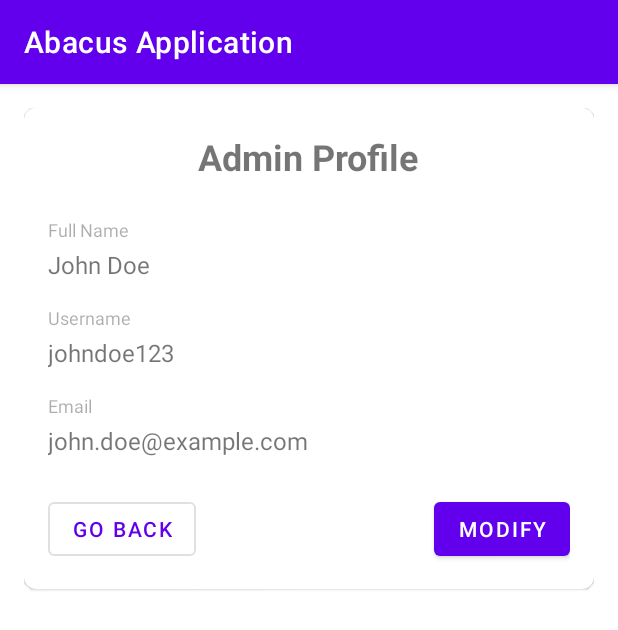
After one commit to AnkitBorude/Abacus-exam-Android-app-frontend, an Android app: the AdminProfile screen opened directly, with no data from a screen before it, on a phone screen of 412 x 824 dp. The commit adds this screen. Shown: the top 630 px of the screen. Run offline under Robolectric (Android 15) with nearby library versions, the phone set to English and light mode, and no system bars; 3 statements that could not run were skipped.

Commit message:
Admin Profile implementation

```diff
--- a/app/src/main/AndroidManifest.xml
+++ b/app/src/main/AndroidManifest.xml
@@ -16,11 +16,14 @@
         android:theme="@style/Theme.AbacusApplication"
         tools:targetApi="31">
         <activity
+            android:name=".AdminProfile"
+            android:exported="false" />
+        <activity
             android:name=".AdminMainActivity"
             android:exported="false" />
         <activity
             android:name=".ui.StudentRegistrationActivity"
-            android:exported="true"></activity>
+            android:exported="true" />
         <activity
             android:name=".MainActivity"
             android:exported="true"
--- /dev/null
+++ b/app/src/main/java/com/example/abacusapplication/AdminProfile.java
@@ -0,0 +1,65 @@
+package com.example.abacusapplication;
+
+import android.content.Intent;
+import android.os.Bundle;
+import android.view.View;
+import android.widget.TextView;
+import android.widget.Toast;
+
+import androidx.activity.EdgeToEdge;
+import androidx.appcompat.app.AppCompatActivity;
+import androidx.core.graphics.Insets;
+import androidx.core.view.ViewCompat;
+import androidx.core.view.WindowInsetsCompat;
+
+import com.example.abacusapplication.data.ApiService;
+import com.example.abacusapplication.data.RetrofitClient;
+import com.example.abacusapplication.data.TokenManager;
+import com.example.abacusapplication.models.Admin;
+import com.example.abacusapplication.models.ApiError;
+import com.example.abacusapplication.models.ApiResponse;
+import com.example.abacusapplication.models.LoginRequest;
+import com.example.abacusapplication.models.LoginResponse;
+import com.google.android.material.progressindicator.CircularProgressIndicator;
+
+import retrofit2.Call;
+import retrofit2.Callback;
+import retrofit2.Response;
+
+public class AdminProfile extends AppCompatActivity {
+
+    @Override
+    protected void onCreate(Bundle savedInstanceState) {
+        super.onCreate(savedInstanceState);
+        setContentView(R.layout.activity_admin_profile);
+        RetrofitClient client=RetrofitClient.getInstance();
+        ApiService apiService = client.getApi();
+        CircularProgressIndicator progressIndicator = findViewById(R.id.progress_circular);
+        TextView fullname=findViewById(R.id.fullNameTextView);
+        TextView email=findViewById(R.id.emailTextView);
+        TextView username=findViewById(R.id.usernameTextView);
+        Call<ApiResponse<Admin>> call =apiService.getAdmin();
+        call.enqueue(new Callback<ApiResponse<Admin>>() {
+            @Override
+            public void onResponse(Call<ApiResponse<Admin>> call, Response<ApiResponse<Admin>> response) {
+                if (response.isSuccessful()) {
+                    ApiResponse<Admin> response1 = response.body();
+                    email.setText(response1.getData().getEmail());
+                    username.setText(response1.getData().getUsername());
+                    fullname.setText(response1.getData().getFullName());
+                    progressIndicator.setVisibility(View.GONE);
+
+                } else {
+                    ApiError error = client.convertError(response.errorBody());
+                    progressIndicator.hide();
+                    Toast.makeText(getBaseContext(),error.getError(),Toast.LENGTH_LONG).show();
+                }
+            }
+            @Override
+            public void onFailure(Call<ApiResponse<Admin>> call, Throwable t) {
+                progressIndicator.setVisibility(View.GONE);
+                Toast.makeText(getBaseContext(),t.getMessage(),Toast.LENGTH_LONG).show();
+            }
+        });
+    }
+}
--- /dev/null
+++ b/app/src/main/res/layout/activity_admin_profile.xml
@@ -0,0 +1,126 @@
+<androidx.constraintlayout.widget.ConstraintLayout xmlns:android="http://schemas.android.com/apk/res/android"
+    xmlns:app="http://schemas.android.com/apk/res-auto"
+    android:layout_width="match_parent"
+    android:layout_height="match_parent"
+    android:padding="16dp">
+
+    <com.google.android.material.card.MaterialCardView
+        android:layout_width="match_parent"
+        android:layout_height="wrap_content"
+        android:elevation="8dp"
+        app:cardCornerRadius="8dp"
+        app:layout_constraintTop_toTopOf="parent"
+        app:layout_constraintStart_toStartOf="parent"
+        app:layout_constraintEnd_toEndOf="parent">
+
+        <LinearLayout
+            android:layout_width="match_parent"
+            android:layout_height="wrap_content"
+            android:orientation="vertical"
+            android:padding="16dp">
+
+            <com.google.android.material.textview.MaterialTextView
+                android:layout_width="wrap_content"
+                android:layout_height="wrap_content"
+                android:text="Admin Profile"
+                android:textSize="24sp"
+                android:textStyle="bold"
+                android:layout_gravity="center_horizontal"
+                android:layout_marginBottom="24dp"/>
+
+            <LinearLayout
+                android:layout_width="match_parent"
+                android:layout_height="wrap_content"
+                android:orientation="vertical"
+                android:layout_marginBottom="16dp">
+
+                <com.google.android.material.textview.MaterialTextView
+                    android:layout_width="wrap_content"
+                    android:layout_height="wrap_content"
+                    android:text="Full Name"
+                    android:textSize="12sp"
+                    android:alpha="0.6"/>
+
+                <com.google.android.material.textview.MaterialTextView
+                    android:id="@+id/fullNameTextView"
+                    android:layout_width="wrap_content"
+                    android:layout_height="wrap_content"
+                    android:text="John Doe"
+                    android:textSize="16sp"
+                    android:layout_marginTop="4dp"/>
+            </LinearLayout>
+
+            <LinearLayout
+                android:layout_width="match_parent"
+                android:layout_height="wrap_content"
+                android:orientation="vertical"
+                android:layout_marginBottom="16dp">
+
+                <com.google.android.material.textview.MaterialTextView
+                    android:layout_width="wrap_content"
+                    android:layout_height="wrap_content"
+                    android:text="Username"
+                    android:textSize="12sp"
+                    android:alpha="0.6"/>
+
+                <com.google.android.material.textview.MaterialTextView
+                    android:id="@+id/usernameTextView"
+                    android:layout_width="wrap_content"
+                    android:layout_height="wrap_content"
+                    android:text="johndoe123"
+                    android:textSize="16sp"
+                    android:layout_marginTop="4dp"/>
+            </LinearLayout>
+
+            <LinearLayout
+                android:layout_width="match_parent"
+                android:layout_height="wrap_content"
+                android:orientation="vertical"
+                android:layout_marginBottom="24dp">
+
+                <com.google.android.material.textview.MaterialTextView
+                    android:layout_width="wrap_content"
+                    android:layout_height="wrap_content"
+                    android:text="Email"
+                    android:textSize="12sp"
+                    android:alpha="0.6"/>
+
+                <com.google.android.material.textview.MaterialTextView
+                    android:id="@+id/emailTextView"
+                    android:layout_width="wrap_content"
+                    android:layout_height="wrap_content"
+                    android:text="john.doe@example.com"
+                    android:textSize="16sp"
+                    android:layout_marginTop="4dp"/>
+            </LinearLayout>
+
+            <FrameLayout
+                android:layout_width="match_parent"
+                android:layout_height="wrap_content">
+
+                <com.google.android.material.button.MaterialButton
+                    android:id="@+id/goBackButton"
+                    android:layout_width="wrap_content"
+                    android:layout_height="wrap_content"
+                    android:text="Go Back"
+                    android:layout_gravity="start"
+                    style="@style/Widget.MaterialComponents.Button.OutlinedButton"/>
+
+                <com.google.android.material.button.MaterialButton
+                    android:id="@+id/modifyButton"
+                    android:layout_width="wrap_content"
+                    android:layout_height="wrap_content"
+                    android:text="Modify"
+                    android:layout_gravity="end"/>
+                <com.google.android.material.progressindicator.CircularProgressIndicator
+                    android:layout_width="wrap_content"
+                    android:layout_height="wrap_content"
+                    android:indeterminate="true"
+                    android:id="@+id/progress_circular"
+                    android:visibility="gone"
+                    android:layout_gravity="center"/>
+
+            </FrameLayout>
+        </LinearLayout>
+    </com.google.android.material.card.MaterialCardView>
+</androidx.constraintlayout.widget.ConstraintLayout>
```
Also changed, not shown: app/src/main/java/com/example/abacusapplication/AdminMainActivity.java (+7 -1 lines), app/src/main/java/com/example/abacusapplication/data/ApiService.java (+6 -1 lines), app/src/main/java/com/example/abacusapplication/models/Admin.java (added, +46 -0 lines), app/src/main/java/com/example/abacusapplication/models/ApiResponse.java (+4 -4 lines), app/src/main/java/com/example/abacusapplication/ui/StudentRegistrationActivity.java (+5 -6 lines).
